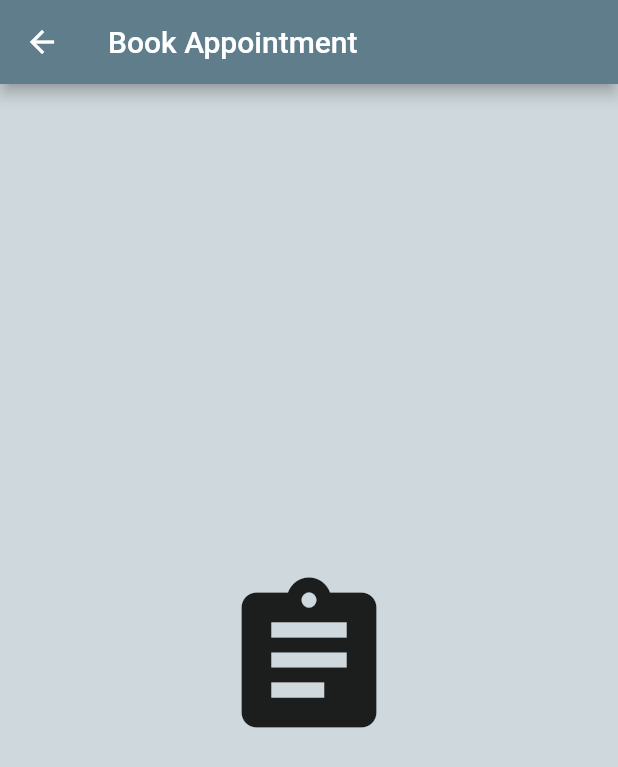
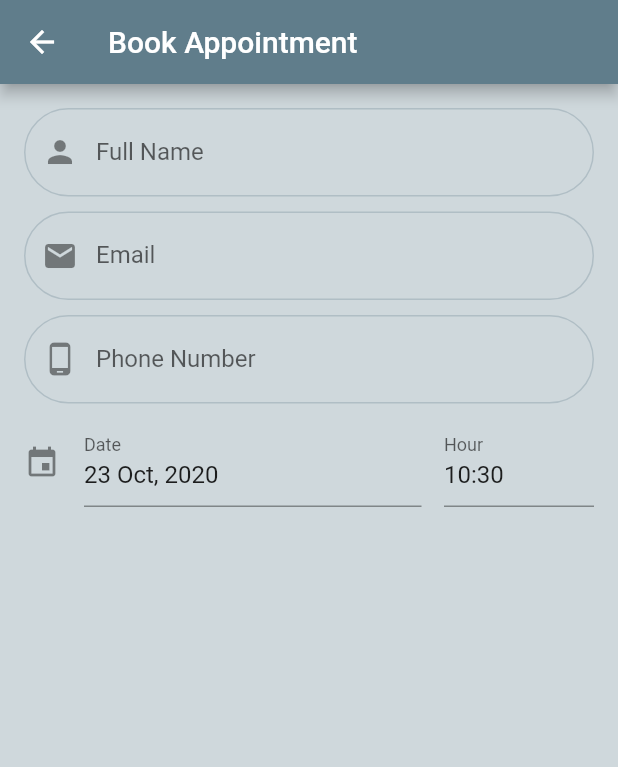
Before and after one commit to SandeSydney/Hospital-Appointment-Booking-System-HABS-, a Flutter app: the screen it shows after launch, in the side drawer, after a tap on "Appointments", on a phone screen of 412 x 824 dp. Shown: the top 767 px of the screen. Run offline on Flutter 3.47's test engine with Material 2 defaults, Android fonts, the light colour scheme and no system bars; drawn by our look-alikes of date_time_picker.

Commit message:
Added the Appointment form

```diff
--- a/lib/pages/appointment.dart
+++ b/lib/pages/appointment.dart
@@ -1,7 +1,19 @@
 import 'package:flutter/material.dart';
+import 'package:date_time_picker/date_time_picker.dart';
 
-// this class lists the services that are offered at the hospital
-class Appointments extends StatelessWidget {
+class Appointments extends StatefulWidget {
+  @override
+  _AppointmentsState createState() => _AppointmentsState();
+}
+
+class _AppointmentsState extends State<Appointments> {
+  // create the key of the form, this allows the validation of the form
+  final _formKey = GlobalKey<FormState>();
+
+  // variables to hold data to be collected from the form
+  String _userName, _email, _phoneNumber;
+  DateTime _appDate, _appStartTime, _appLastTime;
+
   @override
   Widget build(BuildContext context) {
     return Scaffold(
@@ -9,10 +21,116 @@ class Appointments extends StatelessWidget {
       appBar: AppBar(
         title: Text('Book Appointment'),
       ),
-      body: Center(
-        child: Icon(
-          Icons.assignment,
-          size: 120.0,
+      // building a form using the form key stated above
+      body: Form(
+        key: _formKey,
+        child: Padding(
+          padding: const EdgeInsets.all(16.0),
+          child: Column(
+            children: <Widget>[
+              TextFormField(
+                textCapitalization: TextCapitalization.words,
+                autocorrect: false,
+                validator: (input) {
+                  if (input.isEmpty) {
+                    return 'Please enter Last Name!';
+                  }
+                },
+                onSaved: (input) => _userName = input,
+                decoration: InputDecoration(
+                  enabledBorder: OutlineInputBorder(
+                    borderSide: BorderSide(
+                      color: Colors.blueGrey.shade200,
+                    ),
+                    borderRadius: BorderRadius.all(Radius.circular(30.0)),
+                  ),
+                  focusedBorder: OutlineInputBorder(
+                    borderSide: BorderSide(
+                      color: Colors.blueGrey.shade200,
+                    ),
+                    borderRadius: BorderRadius.all(Radius.circular(30.0)),
+                  ),
+                  prefixIcon: Icon(Icons.person),
+                  labelText: 'Full Name',
+                ),
+              ),
+              SizedBox(
+                height: 10,
+              ),
+              TextFormField(
+                keyboardType: TextInputType.emailAddress,
+                validator: (input) {
+                  if (input.isEmpty) {
+                    return 'Please enter email!';
+                  }
+                },
+                onSaved: (input) => _email = input,
+                decoration: InputDecoration(
+                  enabledBorder: OutlineInputBorder(
+                    borderSide: BorderSide(
+                      color: Colors.blueGrey.shade200,
+                    ),
+                    borderRadius: BorderRadius.all(Radius.circular(30.0)),
+                  ),
+                  focusedBorder: OutlineInputBorder(
+                    borderSide: BorderSide(
+                      color: Colors.blueGrey.shade200,
+                    ),
+                    borderRadius: BorderRadius.all(Radius.circular(30.0)),
+                  ),
+                  prefixIcon: Icon(Icons.email),
+                  labelText: 'Email',
+                ),
+              ),
+              SizedBox(
+                height: 10,
+              ),
+              TextFormField(
+                keyboardType: TextInputType.phone,
+                validator: (input) {
+                  if (input.length > 10 &&
+                      input.length <= 0 &&
+                      input.length != 10) {
+                    return 'Please enter a valid Phone Number!';
+                  }
+                },
+                onSaved: (input) => _phoneNumber = input,
+                decoration: InputDecoration(
+                  enabledBorder: OutlineInputBorder(
+                    borderSide: BorderSide(
+                      color: Colors.blueGrey.shade200,
+                    ),
+                    borderRadius: BorderRadius.all(
+                      Radius.circular(30.0),
+                    ),
+                  ),
+                  focusedBorder: OutlineInputBorder(
+                    borderSide: BorderSide(
+                      color: Colors.blueGrey.shade200,
+                    ),
+                    borderRadius: BorderRadius.all(
+                      Radius.circular(30.0),
+                    ),
+                  ),
+                  prefixIcon: Icon(Icons.phone_android),
+                  labelText: 'Phone Number',
+                ),
+              ),
+              SizedBox(
+                height: 10,
+              ),
+              DateTimePicker(
+                type: DateTimePickerType.dateTimeSeparate,
+                dateMask: 'd MMM, yyyy',
+                initialValue: DateTime.now().toString(),
+                firstDate: DateTime(2000),
+                lastDate: DateTime(2100),
+                dateLabelText: 'Date',
+                timeLabelText: 'Hour',
+                icon: Icon(Icons.event),
+              ),
+            ],
+          ),
         ),
       ),
     );
```
